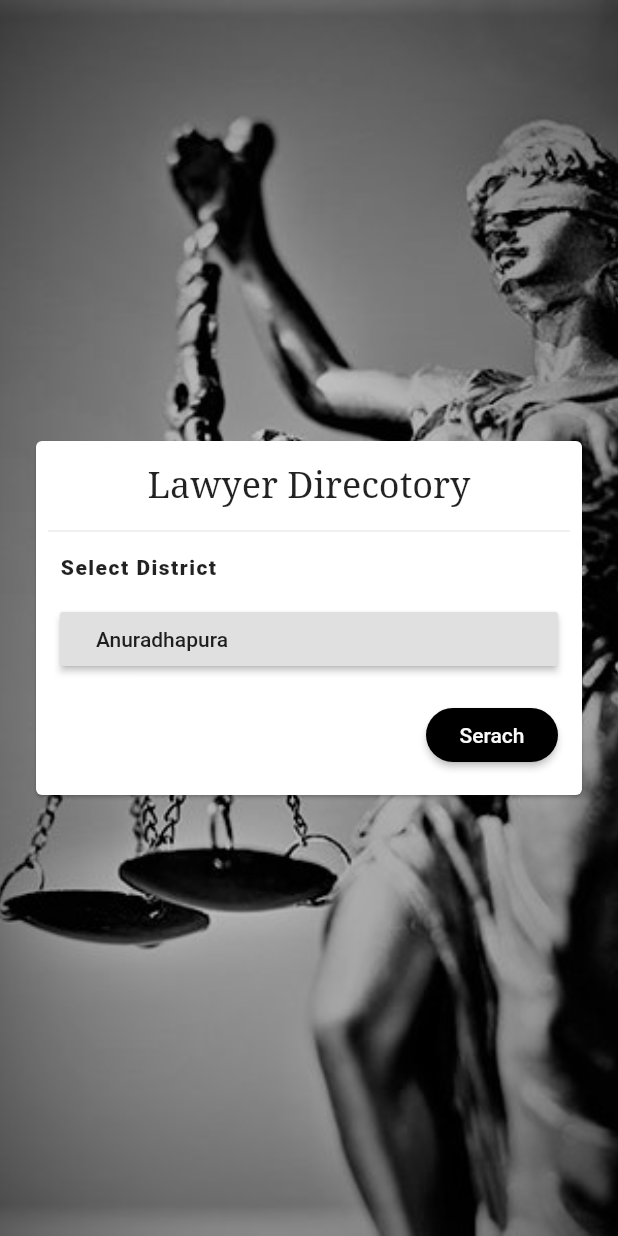
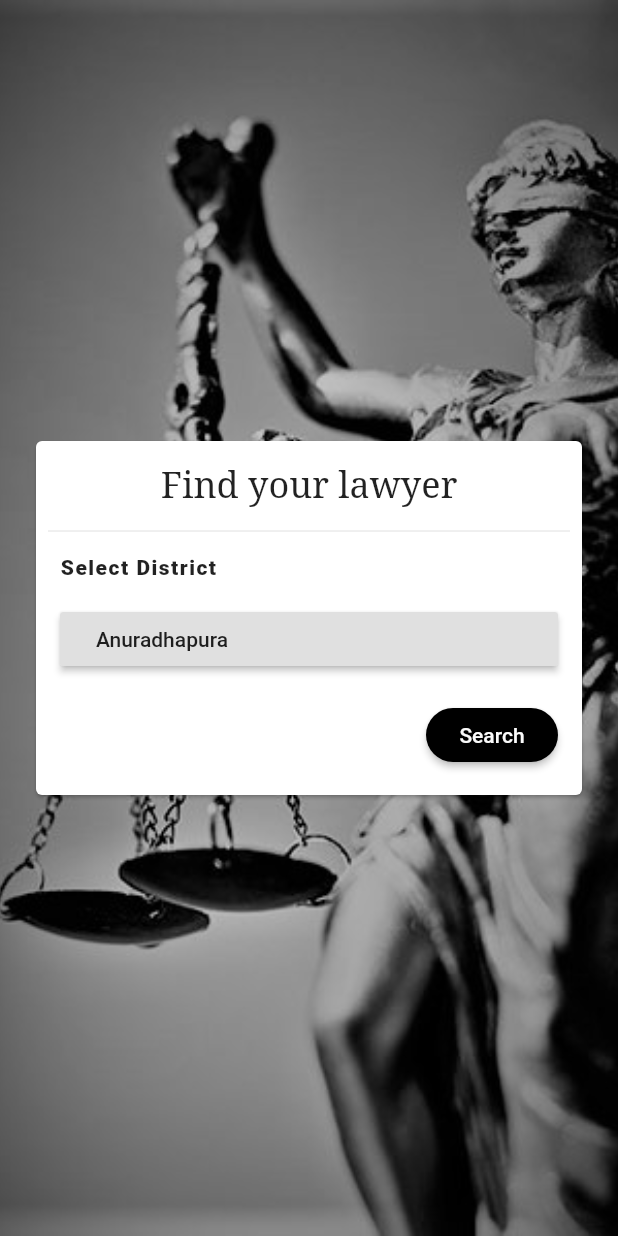
Before and after one commit to kdsuneraavinash/Lawyer-App, a Flutter app: the screen it shows after launch, on a phone screen of 412 x 824 dp. Run offline on Flutter 3.47's test engine with Material 2 defaults, Android fonts, the phone set to English and light mode, and no system bars.

Commit message:
Fixed Typo and Changed Name

```diff
--- a/lib/windows/window_welcome.dart
+++ b/lib/windows/window_welcome.dart
@@ -70,7 +70,7 @@ class _WelcomeContentState extends State<_WelcomeContent> {
     return Container(
       padding: const EdgeInsets.all(8.0),
       child: const Text(
-        "Lawyer Direcotory",
+        "Find your lawyer",
         style: const TextStyle(
           fontSize: 24.0,
           fontFamily: "serif",
@@ -89,7 +89,7 @@ class _WelcomeContentState extends State<_WelcomeContent> {
         shape: new StadiumBorder(),
         color: Theme.of(context).primaryColor,
         textColor: Theme.of(context).canvasColor,
-        child: new Text("Serach"),
+        child: new Text("Search"),
         onPressed: _handleSearchPressed,
       ),
     );
```
